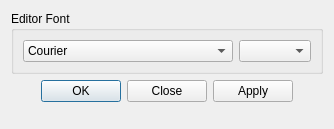
This is src/DialogFonts.ui in eteran/nedit-ng as Qt 5 draws it before an edit. The edited form follows.
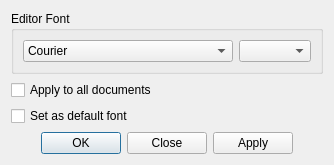
This is the edited form.

Commit message:
add new options to Text Fonts dialog on applying new fonts
1. apply to all open windows/documents
2. set as default text fonts

The edit to the form file:
```diff
--- a/src/DialogFonts.ui
+++ b/src/DialogFonts.ui
@@ -7,7 +7,7 @@
     <x>0</x>
     <y>0</y>
     <width>334</width>
-    <height>129</height>
+    <height>152</height>
    </rect>
   </property>
   <property name="windowTitle">
@@ -42,6 +42,26 @@
      </layout>
     </widget>
    </item>
+   <item>
+    <widget class="QCheckBox" name="fontApplyAll">
+     <property name="focusPolicy">
+      <enum>Qt::StrongFocus</enum>
+     </property>
+     <property name="text">
+      <string>Apply to all documents</string>
+     </property>
+    </widget>
+   </item>
+   <item>
+    <widget class="QCheckBox" name="fontSetAsDef">
+     <property name="focusPolicy">
+      <enum>Qt::StrongFocus</enum>
+     </property>
+     <property name="text">
+      <string>Set as default font</string>
+     </property>
+    </widget>
+   </item>
    <item>
     <widget class="QDialogButtonBox" name="buttonBox">
      <property name="orientation">
```
The commit also changes 1 other file.
